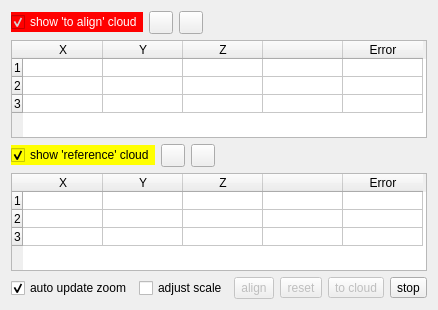
Above: qCC/ui_templates/pointPairRegistrationDlg.ui from CloudCompare/CloudCompare before the change. Below: the same form after it.
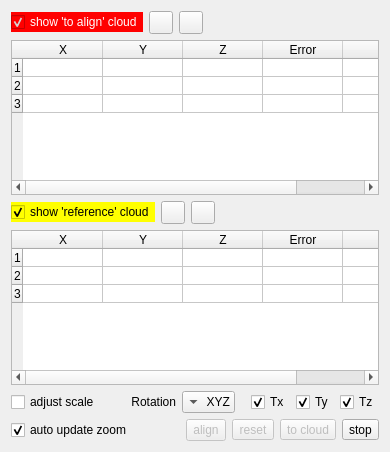
That is the form after the change. Icons and pictures are not drawn.

Commit message: Point-pair based registration enhanced (transformation constraints added)

```diff
--- a/qCC/ui_templates/pointPairRegistrationDlg.ui
+++ b/qCC/ui_templates/pointPairRegistrationDlg.ui
@@ -7,7 +7,7 @@
     <x>0</x>
     <y>0</y>
     <width>390</width>
-    <height>310</height>
+    <height>452</height>
    </rect>
   </property>
   <property name="windowTitle">
@@ -109,12 +109,12 @@
      </column>
      <column>
       <property name="text">
-       <string/>
+       <string>Error</string>
       </property>
      </column>
      <column>
       <property name="text">
-       <string>Error</string>
+       <string/>
       </property>
      </column>
     </widget>
@@ -214,16 +214,153 @@
      </column>
      <column>
       <property name="text">
-       <string/>
+       <string>Error</string>
       </property>
      </column>
      <column>
       <property name="text">
-       <string>Error</string>
+       <string/>
       </property>
      </column>
     </widget>
    </item>
+   <item>
+    <layout class="QHBoxLayout" name="horizontalLayout_4">
+     <item>
+      <widget class="QCheckBox" name="adjustScaleCheckBox">
+       <property name="text">
+        <string>adjust scale</string>
+       </property>
+      </widget>
+     </item>
+     <item>
+      <spacer name="horizontalSpacer_4">
+       <property name="orientation">
+        <enum>Qt::Horizontal</enum>
+       </property>
+       <property name="sizeHint" stdset="0">
+        <size>
+         <width>40</width>
+         <height>20</height>
+        </size>
+       </property>
+      </spacer>
+     </item>
+     <item>
+      <widget class="QLabel" name="label">
+       <property name="sizePolicy">
+        <sizepolicy hsizetype="Maximum" vsizetype="Preferred">
+         <horstretch>0</horstretch>
+         <verstretch>0</verstretch>
+        </sizepolicy>
+       </property>
+       <property name="text">
+        <string>Rotation</string>
+       </property>
+       <property name="alignment">
+        <set>Qt::AlignRight|Qt::AlignTrailing|Qt::AlignVCenter</set>
+       </property>
+      </widget>
+     </item>
+     <item>
+      <widget class="QComboBox" name="rotComboBox">
+       <property name="sizePolicy">
+        <sizepolicy hsizetype="Preferred" vsizetype="Fixed">
+         <horstretch>0</horstretch>
+         <verstretch>0</verstretch>
+        </sizepolicy>
+       </property>
+       <property name="layoutDirection">
+        <enum>Qt::RightToLeft</enum>
+       </property>
+       <item>
+        <property name="text">
+         <string>XYZ</string>
+        </property>
+       </item>
+       <item>
+        <property name="text">
+         <string>X</string>
+        </property>
+       </item>
+       <item>
+        <property name="text">
+         <string>Y</string>
+        </property>
+       </item>
+       <item>
+        <property name="text">
+         <string>Z</string>
+        </property>
+       </item>
+      </widget>
+     </item>
+     <item>
+      <spacer name="horizontalSpacer_5">
+       <property name="orientation">
+        <enum>Qt::Horizontal</enum>
+       </property>
+       <property name="sizeType">
+        <enum>QSizePolicy::Fixed</enum>
+       </property>
+       <property name="sizeHint" stdset="0">
+        <size>
+         <width>10</width>
+         <height>20</height>
+        </size>
+       </property>
+      </spacer>
+     </item>
+     <item>
+      <widget class="QCheckBox" name="TxCheckBox">
+       <property name="sizePolicy">
+        <sizepolicy hsizetype="Maximum" vsizetype="Fixed">
+         <horstretch>0</horstretch>
+         <verstretch>0</verstretch>
+        </sizepolicy>
+       </property>
+       <property name="text">
+        <string>Tx</string>
+       </property>
+       <property name="checked">
+        <bool>true</bool>
+       </property>
+      </widget>
+     </item>
+     <item>
+      <widget class="QCheckBox" name="TyCheckBox">
+       <property name="sizePolicy">
+        <sizepolicy hsizetype="Maximum" vsizetype="Fixed">
+         <horstretch>0</horstretch>
+         <verstretch>0</verstretch>
+        </sizepolicy>
+       </property>
+       <property name="text">
+        <string>Ty</string>
+       </property>
+       <property name="checked">
+        <bool>true</bool>
+       </property>
+      </widget>
+     </item>
+     <item>
+      <widget class="QCheckBox" name="TzCheckBox">
+       <property name="sizePolicy">
+        <sizepolicy hsizetype="Maximum" vsizetype="Fixed">
+         <horstretch>0</horstretch>
+         <verstretch>0</verstretch>
+        </sizepolicy>
+       </property>
+       <property name="text">
+        <string>Tz</string>
+       </property>
+       <property name="checked">
+        <bool>true</bool>
+       </property>
+      </widget>
+     </item>
+    </layout>
+   </item>
    <item>
     <layout class="QHBoxLayout" name="horizontalLayout_2">
      <item>
@@ -236,13 +373,6 @@
        </property>
       </widget>
      </item>
-     <item>
-      <widget class="QCheckBox" name="adjustScaleCheckBox">
-       <property name="text">
-        <string>adjust scale</string>
-       </property>
-      </widget>
-     </item>
      <item>
       <spacer name="horizontalSpacer_3">
        <property name="orientation">
```
The commit also changes 7 other files.
